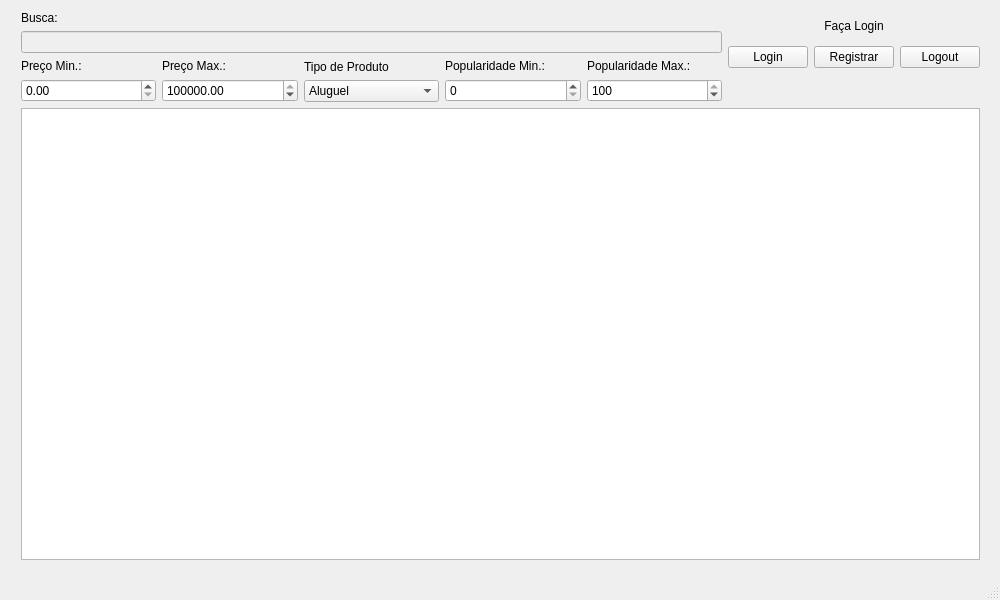
Before: the Qt Designer form src/mainwindow.ui in victoragcosta/MP-AssignmentFinal, drawn with Qt 5.
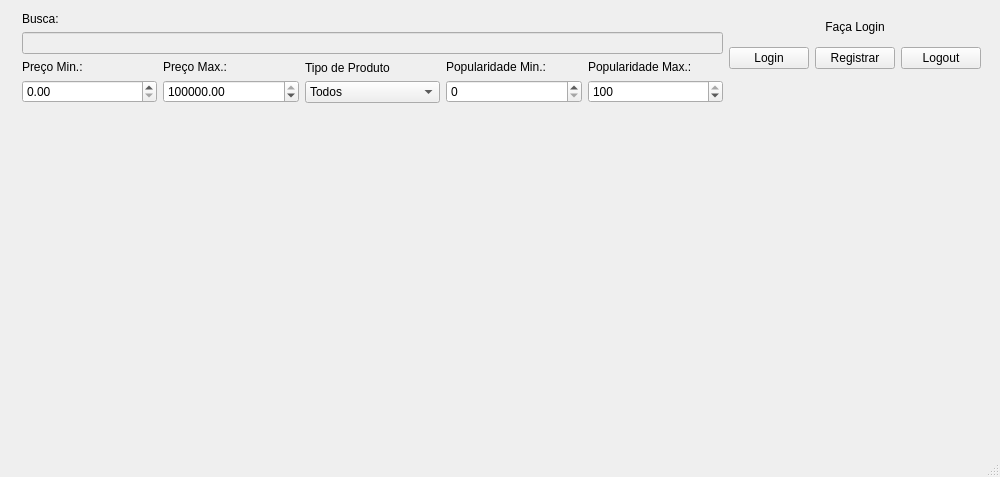
After: the same form once the commit is applied. Icons and pictures are not drawn.

Diff of the .ui file:
```diff
--- a/src/mainwindow.ui
+++ b/src/mainwindow.ui
@@ -7,7 +7,7 @@
     <x>0</x>
     <y>0</y>
     <width>1000</width>
-    <height>600</height>
+    <height>477</height>
    </rect>
   </property>
   <property name="windowTitle">
@@ -21,10 +21,10 @@
    <widget class="QWidget" name="">
     <property name="geometry">
      <rect>
-      <x>10</x>
-      <y>0</y>
+      <x>11</x>
+      <y>1</y>
       <width>981</width>
-      <height>571</height>
+      <height>441</height>
      </rect>
     </property>
     <layout class="QVBoxLayout" name="verticalLayout_3">
@@ -90,14 +90,17 @@
            <item>
             <layout class="QVBoxLayout" name="tipo_layout">
              <item>
-              <widget class="QLabel" name="tipo_combo">
+              <widget class="QLabel" name="tipo">
                <property name="text">
                 <string>Tipo de Produto</string>
                </property>
               </widget>
              </item>
              <item>
-              <widget class="QComboBox" name="tipo">
+              <widget class="QComboBox" name="tipo_combo">
+               <property name="currentIndex">
+                <number>3</number>
+               </property>
                <item>
                 <property name="text">
                  <string>Aluguel</string>
@@ -223,7 +226,20 @@
       </layout>
      </item>
      <item>
-      <widget class="QListWidget" name="resultados_busca"/>
+      <layout class="QVBoxLayout" name="resultados"/>
+     </item>
+     <item>
+      <spacer name="verticalSpacer">
+       <property name="orientation">
+        <enum>Qt::Vertical</enum>
+       </property>
+       <property name="sizeHint" stdset="0">
+        <size>
+         <width>20</width>
+         <height>40</height>
+        </size>
+       </property>
+      </spacer>
      </item>
     </layout>
    </widget>
```
Left out of the diff: 5 changed lines with no effect on the pictures.
